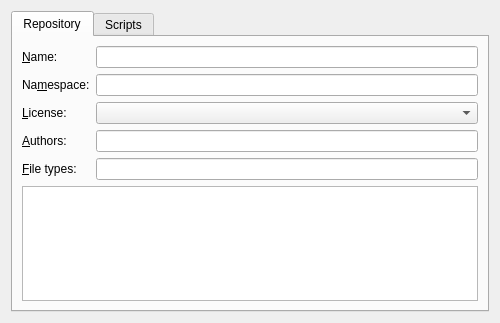
Qt form plugins/snippet/editrepository.ui (KDE/kdevelop) before a commit.
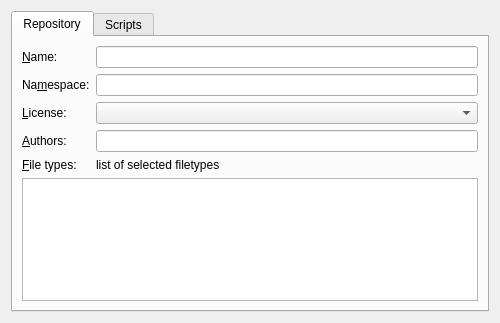
The same form after that commit. Custom widgets are drawn as their Qt base class.

Commit message: use label instead of disabled lineedit to list selected file types

Patch:
```diff
--- a/plugins/snippet/editrepository.ui
+++ b/plugins/snippet/editrepository.ui
@@ -98,19 +98,16 @@
          </property>
         </widget>
        </item>
-       <item row="4" column="1">
-        <widget class="KLineEdit" name="repoFileTypesEdit">
-         <property name="readOnly">
-          <bool>true</bool>
-         </property>
-         <property name="clickMessage">
-          <string>leave empty for general purpose snippets</string>
-         </property>
-        </widget>
-       </item>
        <item row="5" column="0" colspan="2">
         <widget class="QListWidget" name="repoFileTypesList"/>
        </item>
+       <item row="4" column="1">
+        <widget class="QLabel" name="repoFileTypesListLabel">
+         <property name="text">
+          <string notr="true">list of selected filetypes</string>
+         </property>
+        </widget>
+       </item>
       </layout>
      </widget>
      <widget class="QWidget" name="tab_2">
```
The commit also changes 2 other files.
